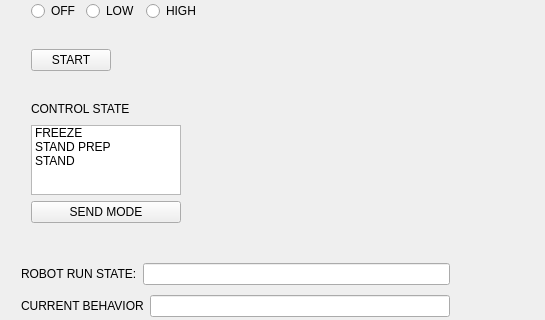
First picture: the form in vigir_ocs_supervisor/src/ui/widget.ui, repository team-vigir/vigir_ocs_common, before the edit; both pictures show x 0 to 545 and y 92 to 412 of the 545 by 986 pixel window.
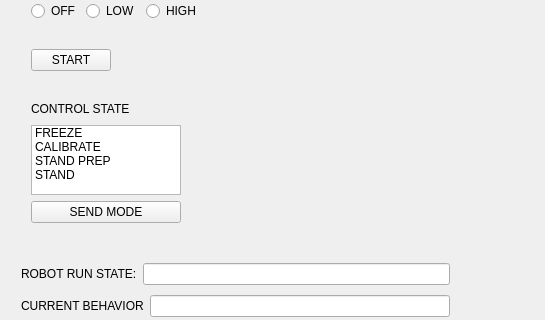
Second picture: the form after the edit.

Commit message: Add handling for CALIBRATE

What changed in the file:
```diff
--- a/vigir_ocs_supervisor/src/ui/widget.ui
+++ b/vigir_ocs_supervisor/src/ui/widget.ui
@@ -304,7 +304,7 @@
          <property name="maximumSize">
           <size>
            <width>150</width>
-           <height>70</height>
+           <height>78</height>
           </size>
          </property>
          <item>
@@ -312,6 +312,11 @@
            <string>FREEZE</string>
           </property>
          </item>
+         <item>
+          <property name="text">
+           <string>CALIBRATE</string>
+          </property>
+         </item>
          <item>
           <property name="text">
            <string>STAND PREP</string>
```
Left out of the diff: 6 changed lines with no effect on the pictures. The commit also changes 1 other file.
